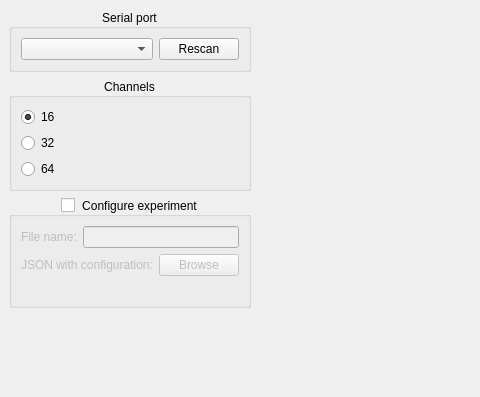
This is designer/main_window.ui in pulp-bio/biogui as Qt 5 draws it before an edit; both pictures show x 0 to 480 and y 0 to 397 of the 1080 by 720 pixel window. The edited form follows.
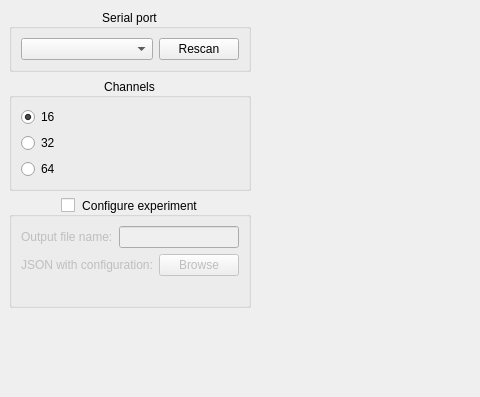
This is the edited form. Custom widgets are drawn as their Qt base class.

```diff
--- a/designer/main_window.ui
+++ b/designer/main_window.ui
@@ -114,7 +114,7 @@
            <item>
             <widget class="QLabel" name="label">
              <property name="text">
-              <string>File name:</string>
+              <string>Output file name:</string>
              </property>
             </widget>
            </item>
```
